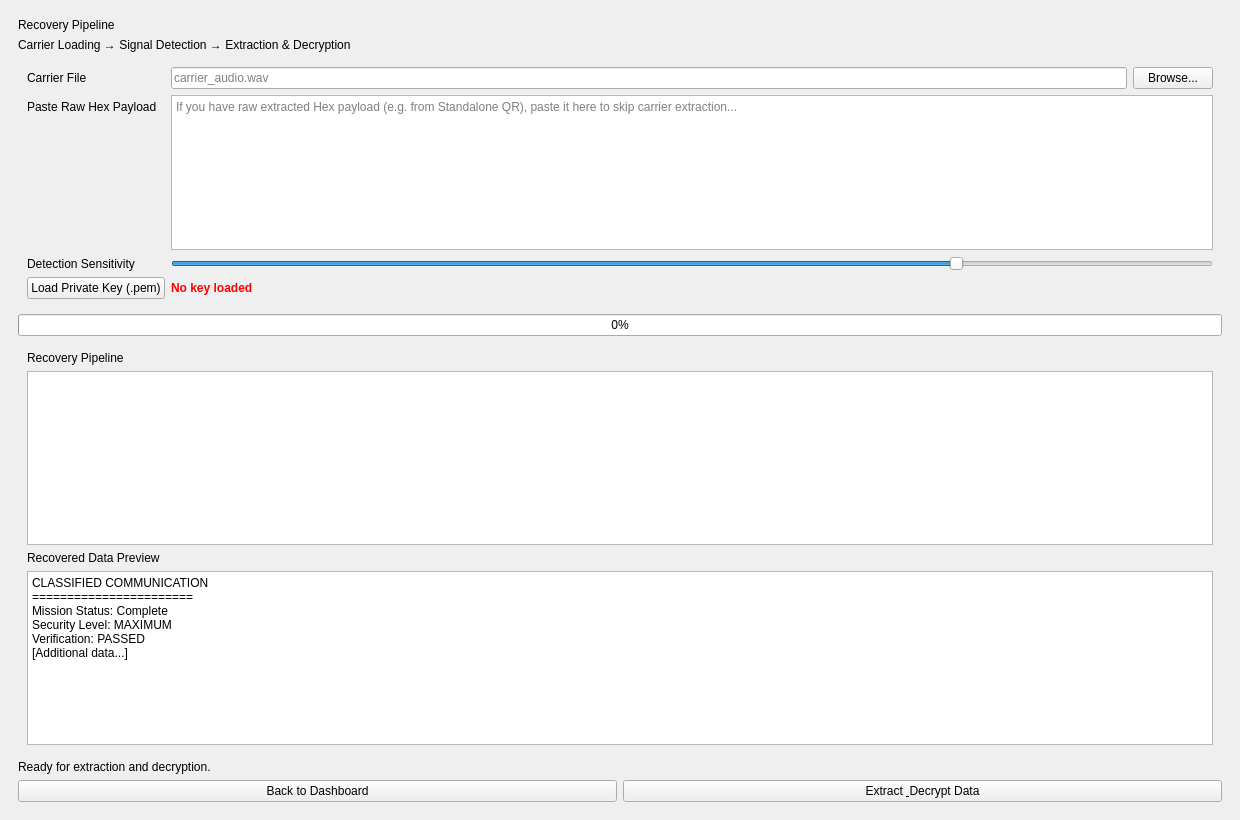
eshaa03/Hack0, file frontend/ui/recovery.ui: the form before one commit.
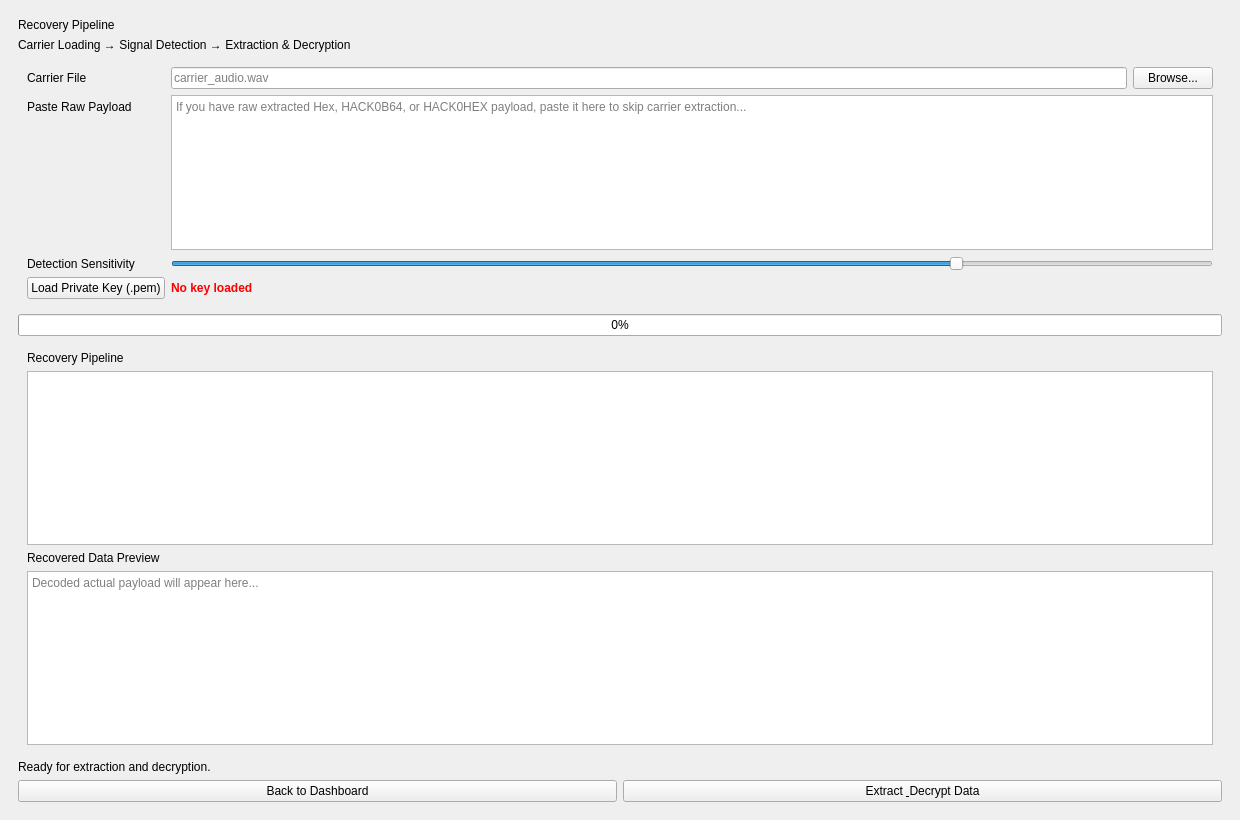
The form after the commit.

What changed in the file:
```diff
--- a/frontend/ui/recovery.ui
+++ b/frontend/ui/recovery.ui
@@ -19,10 +19,10 @@
             <item><widget class="QPushButton" name="btnBrowseCarrier"><property name="text"><string>Browse...</string></property></widget></item>
            </layout>
           </item>
-          <item row="1" column="0"><widget class="QLabel" name="labelPayload"><property name="text"><string>Paste Raw Hex Payload</string></property></widget></item>
+          <item row="1" column="0"><widget class="QLabel" name="labelPayload"><property name="text"><string>Paste Raw Payload</string></property></widget></item>
           <item row="1" column="1">
             <widget class="QPlainTextEdit" name="rawPayloadInput">
-             <property name="placeholderText"><string>If you have raw extracted Hex payload (e.g. from Standalone QR), paste it here to skip carrier extraction...</string></property>
+             <property name="placeholderText"><string>If you have raw extracted Hex, HACK0B64, or HACK0HEX payload, paste it here to skip carrier extraction...</string></property>
              <property name="maximumHeight"><number>60</number></property>
             </widget>
           </item>
@@ -39,12 +39,7 @@
           <item><widget class="QLabel" name="pipelineLabel"><property name="text"><string>Recovery Pipeline</string></property></widget></item>
           <item><widget class="QListWidget" name="pipelineList"/></item>
           <item><widget class="QLabel" name="previewLabel"><property name="text"><string>Recovered Data Preview</string></property></widget></item>
-          <item><widget class="QPlainTextEdit" name="previewText"><property name="plainText"><string>CLASSIFIED COMMUNICATION
-=======================
-Mission Status: Complete
-Security Level: MAXIMUM
-Verification: PASSED
-[Additional data...]</string></property></widget></item>
+          <item><widget class="QPlainTextEdit" name="previewText"><property name="placeholderText"><string>Decoded actual payload will appear here...</string></property></widget></item>
          </layout>
         </widget>
        </item>
```
